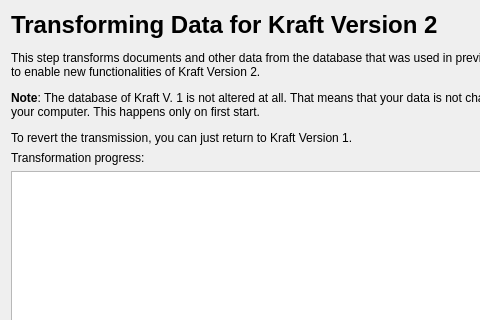
Before: the Qt Designer form src/dbtoxml.ui in dragotin/kraft, drawn with Qt 5; both pictures show x 0 to 480 and y 0 to 320 of the 754 by 620 pixel window.
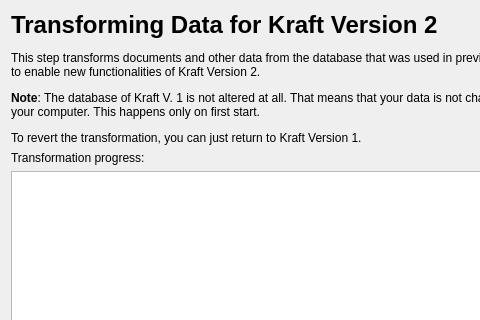
After: the same form once the commit is applied.

```diff
--- a/src/dbtoxml.ui
+++ b/src/dbtoxml.ui
@@ -20,7 +20,7 @@
    <item row="0" column="0">
     <widget class="QLabel" name="label_2">
      <property name="text">
-      <string>&lt;html&gt;&lt;head/&gt;&lt;body&gt;&lt;h2 style=&quot; margin-top:18px; margin-bottom:12px; margin-left:0px; margin-right:0px; -qt-block-indent:0; text-indent:0px;&quot;&gt;&lt;span style=&quot; font-size:xx-large; font-weight:600;&quot;&gt;Transforming Data for Kraft Version 2&lt;/span&gt;&lt;/h2&gt;&lt;p&gt;This step transforms documents and other data from the database that was used in previous versions to XML documents. This is needed to enable new functionalities of Kraft Version 2.&lt;/p&gt;&lt;p&gt;&lt;span style=&quot; font-weight:600;&quot;&gt;Note&lt;/span&gt;: The database of Kraft V. 1 is not altered at all. That means that your data is not changed at all, it is just copied to another place on your computer. This happens only on first start.&lt;/p&gt;&lt;p&gt; To revert the transmission, you can just return to Kraft Version 1.&lt;/p&gt;&lt;/body&gt;&lt;/html&gt;</string>
+      <string>&lt;html&gt;&lt;head/&gt;&lt;body&gt;&lt;h2 style=&quot; margin-top:18px; margin-bottom:12px; margin-left:0px; margin-right:0px; -qt-block-indent:0; text-indent:0px;&quot;&gt;&lt;span style=&quot; font-size:xx-large; font-weight:600;&quot;&gt;Transforming Data for Kraft Version 2&lt;/span&gt;&lt;/h2&gt;&lt;p&gt;This step transforms documents and other data from the database that was used in previous versions to XML documents. This is needed to enable new functionalities of Kraft Version 2.&lt;/p&gt;&lt;p&gt;&lt;span style=&quot; font-weight:600;&quot;&gt;Note&lt;/span&gt;: The database of Kraft V. 1 is not altered at all. That means that your data is not changed at all, it is just copied to another place on your computer. This happens only on first start.&lt;/p&gt;&lt;p&gt; To revert the transformation, you can just return to Kraft Version 1.&lt;/p&gt;&lt;/body&gt;&lt;/html&gt;</string>
      </property>
      <property name="wordWrap">
       <bool>true</bool>
```
